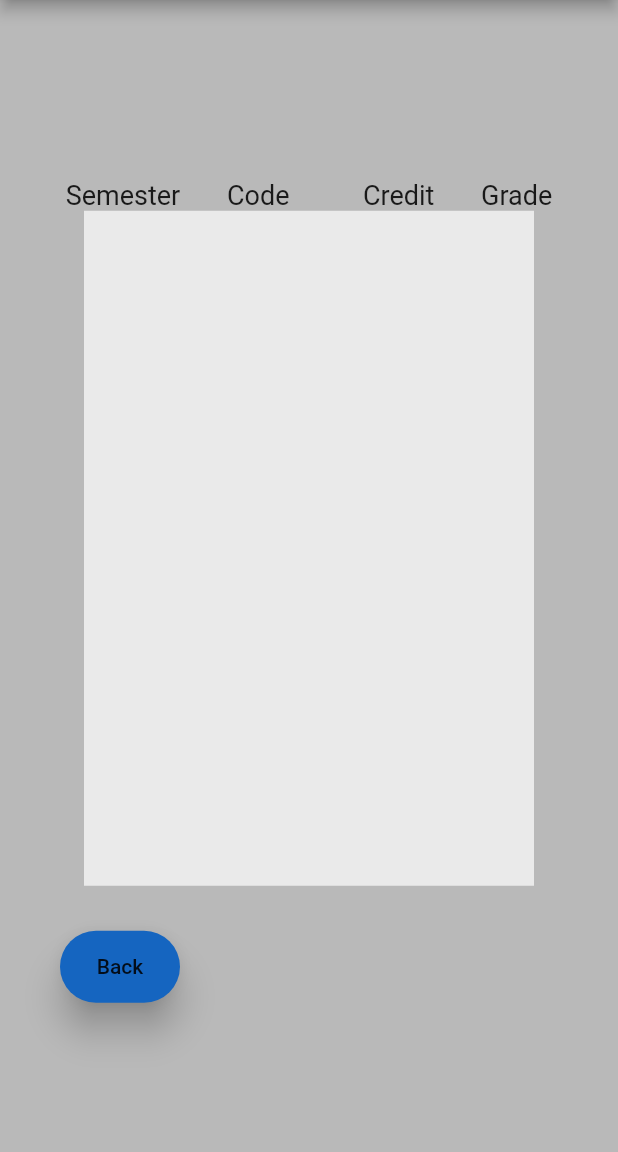
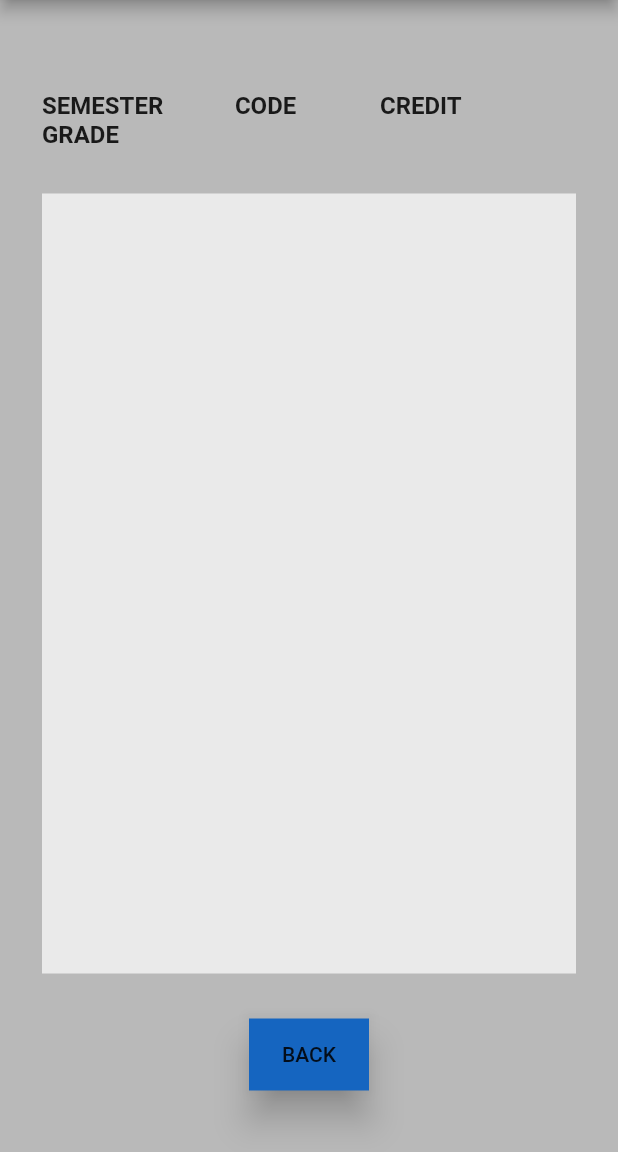
Before and after one commit to SharvinS/ModulesManager, a Flutter app: the screen it shows after launch, after a tap on "MODULES LIST", on a phone screen of 412 x 824 dp, the part 84-1236 px from its top. Run offline on Flutter 3.47's test engine with Material 2 defaults, Android fonts, the light colour scheme and no system bars; our stand-ins replace sqflite; accounts and stored records are empty.

Commit message:
Updated UI for SemesterList and ModuleList.

```diff
--- a/lib/ModuleList.dart
+++ b/lib/ModuleList.dart
@@ -24,20 +24,22 @@ class _CourseRoute extends State<CourseRoute> {
             ),
             body: new Material(   //the body of the homepage
               child: new Container(   //contains all the content of the page body
-                  padding: new EdgeInsets.only(top: 30.0, left: 30.0, right: 30.0),   //the spacing between border and container
+                  padding: new EdgeInsets.only(top: 30.0, left: 28.0, right: 28.0),   //the spacing between border and container
                   color: Colors.black26,   //background color of the page
                   child: new Column(    //column to insert item
                       mainAxisAlignment: MainAxisAlignment.center,    //alignment of the column
                       children:[    //holds widgets for the previous widgets
 
                         new Container(
-                          child: Text("Semester       Code           Credit       Grade",
-                          style: TextStyle(fontSize: 18.0),),
+                          child: Text("SEMESTER            CODE              CREDIT        GRADE",
+                          style: TextStyle(fontSize: 16.0, fontWeight: FontWeight.bold),),
                         ),
 
+                        new Padding(padding: EdgeInsets.only(bottom: 30.0)),
+
                         new Container(
-                            width: 300.0,
-                            height: 450.0,
+                            width: 500.0,
+                            height: 520.0,
                             child: Material(
                               color: Colors.white70,
                               child: FutureBuilder<List<Coursedb>>(
@@ -61,9 +63,12 @@ class _CourseRoute extends State<CourseRoute> {
                                               },
                                               child: Row(
                                                 children: <Widget>[
+
+                                                  new Padding(padding: EdgeInsets.only(left: 10.0)),
+
                                                   new Container(
                                                     height:50.0,
-                                                    width: 74.0,
+                                                    width: 70.0,
                                                     child: ListTile(
                                                       title: Text(item.semester,
                                                           textAlign: TextAlign.center,
@@ -71,9 +76,12 @@ class _CourseRoute extends State<CourseRoute> {
                                                               fontSize: 16)),
                                                     ),
                                                   ),
+
+                                                  new Padding(padding: EdgeInsets.only(left: 0.0)),
+
                                                   new Container(
                                                     height:50.0,
-                                                    width: 80.0,
+                                                    width: 150.0,
                                                     child: ListTile(
                                                       title: Text(item.code,
                                                           textAlign: TextAlign.center,
@@ -81,9 +89,12 @@ class _CourseRoute extends State<CourseRoute> {
                                                               fontSize: 16)),
                                                     ),
                                                   ),
+
+                                                  new Padding(padding: EdgeInsets.only(left: 0.0)),
+
                                                   new Container(
                                                     height:50.0,
-                                                    width: 74.0,
+                                                    width: 52.0,
                                                     child: ListTile(
                                                       title: Text(item.credit,
                                                           textAlign: TextAlign.center,
@@ -91,9 +102,12 @@ class _CourseRoute extends State<CourseRoute> {
                                                               fontSize: 16)),
                                                     ),
                                                   ),
+
+                                                  new Padding(padding: EdgeInsets.only(left: 35.0)),
+
                                                   new Container(
                                                     height:50.0,
-                                                    width: 72.0,
+                                                    width: 52.0,
                                                     child: ListTile(
                                                       title: Text(item.grade,
                                                           textAlign: TextAlign.center,
@@ -117,12 +131,11 @@ class _CourseRoute extends State<CourseRoute> {
                         new Container(    //container to create a button
                           padding: EdgeInsets.only(top: 20.0),    //spacing above the back button
                           child: new Row(   //create row to allow alignment of button
-                            mainAxisAlignment: MainAxisAlignment.start,   //alignment of the row
+                            mainAxisAlignment: MainAxisAlignment.center,   //alignment of the row
                             children:[    //holds widgets for the previous widgets
                               new Container(    //holds the back button
                                 padding: new EdgeInsets.all(10.0),    //distance between container and border
                                 child: new Material(    //allows creation and  customization of a widget
-                                  borderRadius: new BorderRadius.circular(25.0),  //curve edges of the widget
                                   elevation: 10.0,    //elevation value of the widget
                                   color: Colors.blue[800],    //color of the widget
                                   child: MaterialButton(    //create a button within the material
@@ -134,7 +147,7 @@ class _CourseRoute extends State<CourseRoute> {
                                     onPressed: (){
                                       Navigator.pop(context);
                                     },
-                                    child: Text("Back",   //text displayed on the button
+                                    child: Text("BACK",   //text displayed on the button
                                       textAlign: TextAlign.center,    //alignment of the text
                                     ),
                                   ),
```
Also changed, not shown: lib/SemSubj.dart (+8 -7 lines).
